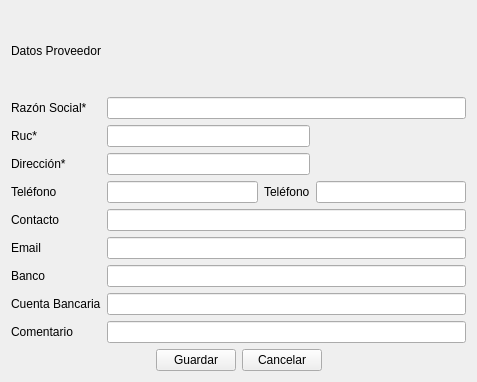
This is compra/ui_datos_proveedor.ui in rodety/Jireh as Qt 5 draws it before an edit. The edited form follows.
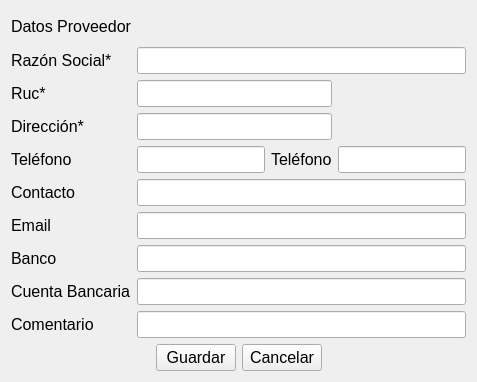
This is the edited form.

What changed in the file:
```diff
--- a/compra/ui_datos_proveedor.ui
+++ b/compra/ui_datos_proveedor.ui
@@ -10,6 +10,11 @@
     <height>382</height>
    </rect>
   </property>
+  <property name="font">
+   <font>
+    <pointsize>12</pointsize>
+   </font>
+  </property>
   <property name="windowTitle">
    <string>Form</string>
   </property>
```
